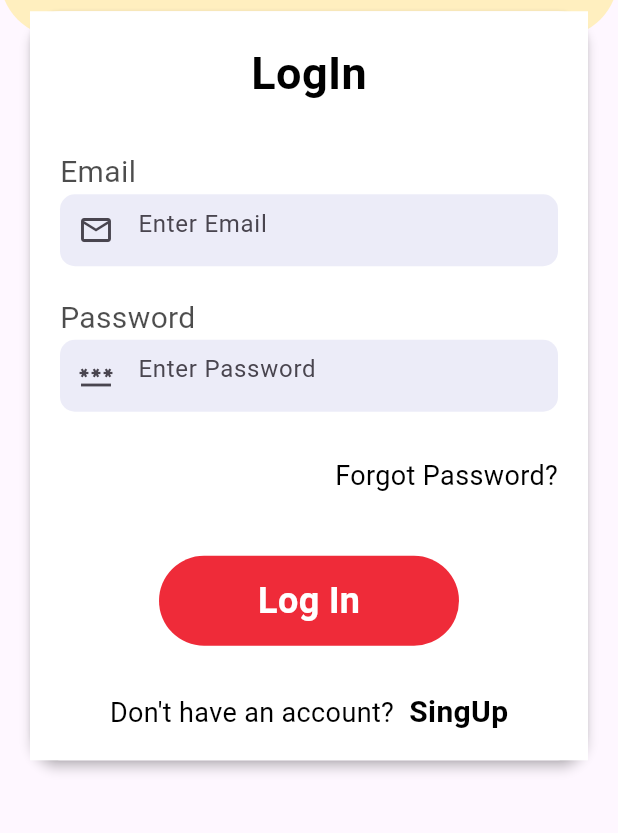
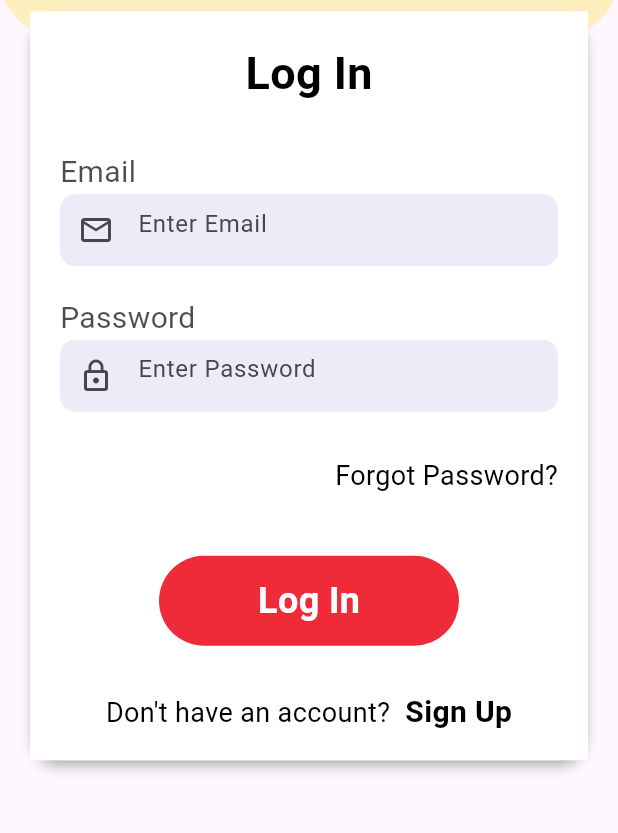
Before and after one commit to JainamO7/foodgo, a Flutter app: the screen it shows after launch, on a phone screen of 412 x 824 dp, the part 375-1208 px from its top. Run offline on Flutter 3.47's test engine with Material 3 defaults, Android fonts, the phone set to English and light mode, and no system bars; our stand-ins replace cloud_firestore, curved_navigation_bar, firebase_auth, firebase_core, random_string, shared_preferences; accounts and stored records are empty.

Commit message:
Refactor home page to use correct image variable; update bottom navigation to display pages; add snackbar message utility function

```diff
--- a/lib/main.dart
+++ b/lib/main.dart
@@ -1,7 +1,6 @@
 import 'package:firebase_core/firebase_core.dart';
 import 'package:flutter/material.dart';
 import 'package:foodgo/firebase_options.dart';
-import 'package:foodgo/pages/bottomNav.dart';
 import 'package:foodgo/pages/login.dart';
 
 void main() async {
--- a/lib/pages/bottomNav.dart
+++ b/lib/pages/bottomNav.dart
@@ -35,6 +35,7 @@ class _BottomnavState extends State<Bottomnav> {
   @override
   Widget build(BuildContext context) {
     return Scaffold(
+      body:pages[currentTableIndex],
       bottomNavigationBar: CurvedNavigationBar(
         items: [Icon(Icons.home,color: Colors.white,size: 30,),Icon(Icons.shopping_bag,color: Colors.white,size: 30,),Icon(Icons.wallet,color: Colors.white,size: 30,),Icon(Icons.person,color: Colors.white,size: 30,),],
         height: 70,
--- a/lib/pages/home.dart
+++ b/lib/pages/home.dart
@@ -231,7 +231,7 @@ class _HomeState extends State<Home> {
       child: Column(
         crossAxisAlignment: CrossAxisAlignment.start,
         children: [
-          Image.asset(name, height: 150, width: 150, fit: BoxFit.contain),
+          Image.asset(image, height: 150, width: 150, fit: BoxFit.contain),
           Text(name, style: AppWidget.boldtextfeildStyle()),
           Text("\n$price", style: AppWidget.priceTextFeildStyle()),
           Spacer(),
--- a/lib/pages/login.dart
+++ b/lib/pages/login.dart
@@ -1,4 +1,7 @@
+import 'dart:developer';
+import 'package:firebase_auth/firebase_auth.dart';
 import 'package:flutter/material.dart';
+import 'package:foodgo/pages/bottomNav.dart';
 import 'package:foodgo/pages/singup.dart';
 import 'package:foodgo/service/Widget_supoort.dart';
 
@@ -10,18 +13,49 @@ class Login extends StatefulWidget {
 }
 
 class _LoginState extends State<Login> {
+  final mailController = TextEditingController();
+  final passwordController = TextEditingController();
+
+  userLogin() async {
+    if (mailController.text.isEmpty || passwordController.text.isEmpty) {
+      AppWidget.snackbarMsg(context, Colors.red, "All fields are required!");
+      return;
+    }
+
+    try {
+      await FirebaseAuth.instance.signInWithEmailAndPassword(
+        email: mailController.text.trim(),
+        password: passwordController.text,
+      );
+      Navigator.pushReplacement(
+        context,
+        MaterialPageRoute(builder: (context) => Bottomnav()),
+      );
+    } on FirebaseAuthException catch (e) {
+      log("Login Error: ${e.message}");
+      if (e.code == "user-not-found") {
+        AppWidget.snackbarMsg(context, Colors.red, "No user found with this email");
+      } else if (e.code == "wrong-password") {
+        AppWidget.snackbarMsg(context, Colors.red, "Incorrect password");
+      } else if (e.code == "invalid-email") {
+        AppWidget.snackbarMsg(context, Colors.red, "Invalid email format");
+      } else {
+        AppWidget.snackbarMsg(context, Colors.red, "Login failed. Try again.");
+      }
+    }
+  }
+
   @override
   Widget build(BuildContext context) {
     return Scaffold(
-      body: Container(
-        child: Stack(
+      body: Stack(
         children: [
+          // Top Section with Logo
           Container(
             height: MediaQuery.of(context).size.height / 3,
-              padding: EdgeInsets.only(top: 20.0),
-              width: MediaQuery.of(context).size.width,
-
-              decoration: BoxDecoration(
+            padding: const EdgeInsets.only(top: 20.0),
+            width: double.infinity,
+            decoration: const BoxDecoration(
               color: Color(0xffffefbf),
               borderRadius: BorderRadius.only(
                 bottomLeft: Radius.circular(40),
@@ -30,126 +64,113 @@ class _LoginState extends State<Login> {
             ),
             child: Column(
               children: [
-                  Image.asset(
-                    'images/pan.png',
-                    height: 180,
-                    width: 240,
-                    fit: BoxFit.fill,
-                  ),
-                  Image.asset(
-                    'images/logo.png',
-                    width: 150,
-                    height: 50,
-                    fit: BoxFit.cover,
-                  ),
+                Image.asset('images/pan.png', height: 180, width: 240, fit: BoxFit.fill),
+                Image.asset('images/logo.png', width: 150, height: 50, fit: BoxFit.cover),
               ],
             ),
           ),
+
+          // Login Form
           Container(
             margin: EdgeInsets.only(
               top: MediaQuery.of(context).size.height / 3.2,
               left: 20,
               right: 20,
             ),
-
             child: Material(
               elevation: 3,
               borderRadius: BorderRadius.circular(20),
               child: Container(
-                  padding: EdgeInsets.only(left: 20, right: 20),
-                  width: MediaQuery.of(context).size.width,
+                padding: const EdgeInsets.symmetric(horizontal: 20),
+                width: double.infinity,
                 height: MediaQuery.of(context).size.height / 1.65,
-                  decoration: BoxDecoration(color: Colors.white),
+                decoration: const BoxDecoration(color: Colors.white),
                 child: Column(
                   crossAxisAlignment: CrossAxisAlignment.start,
                   children: [
-                      SizedBox(height: 20),
-                      Center(
-                        child: Text(
-                          "LogIn",
-                          style: AppWidget.HeadlineTetFeildstyle(),
-                        ),
-                      ),
-                      SizedBox(height: 30),
+                    const SizedBox(height: 20),
+                    Center(child: Text("Log In", style: AppWidget.HeadlineTetFeildstyle())),
+                    const SizedBox(height: 30),
 
+                    // Email Field
                     Text("Email", style: AppWidget.SignupTextFeildStyle()),
                     Container(
                       decoration: BoxDecoration(
-                          color: Color(0xFFececf8),
+                        color: const Color(0xFFececf8),
                         borderRadius: BorderRadius.circular(10),
                       ),
                       child: TextField(
-                          decoration: InputDecoration(
+                        controller: mailController,
+                        decoration: const InputDecoration(
                           border: InputBorder.none,
                           hintText: "Enter Email",
                           prefixIcon: Icon(Icons.email_outlined),
                         ),
                       ),
                     ),
-                      SizedBox(height: 20),
+                    const SizedBox(height: 20),
+
+                    // Password Field
                     Text("Password", style: AppWidget.SignupTextFeildStyle()),
                     Container(
                       decoration: BoxDecoration(
-                          color: Color(0xFFececf8),
+                        color: const Color(0xFFececf8),
                         borderRadius: BorderRadius.circular(10),
                       ),
                       child: TextField(
-                          decoration: InputDecoration(
+                        controller: passwordController,
+                        obscureText: true, // Hides the password
+                        decoration: const InputDecoration(
                           border: InputBorder.none,
                           hintText: "Enter Password",
-                            prefixIcon: Icon(Icons.password_outlined),
+                          prefixIcon: Icon(Icons.lock_outline),
                         ),
                       ),
                     ),
-                      SizedBox(height: 30),
+                    const SizedBox(height: 30),
+
+                    // Forgot Password
                     Row(
                       mainAxisAlignment: MainAxisAlignment.end,
                       children: [
-                          Text(
-                            "Forgot Password?",
-                            style: AppWidget.sImpleTetFeildstyle(),
-                          ),
+                        Text("Forgot Password?", style: AppWidget.sImpleTetFeildstyle()),
                       ],
                     ),
-                      SizedBox(height: 40),
-                      Center(
+                    const SizedBox(height: 40),
+
+                    // Login Button
+                    GestureDetector(
+                      onTap: userLogin,
+                      child: Center(
                         child: Container(
                           width: 200,
                           height: 60,
                           decoration: BoxDecoration(
-                            color: Color(0xffef2b39),
+                            color: const Color(0xffef2b39),
                             borderRadius: BorderRadius.circular(30),
                           ),
                           child: Center(
-                            child: Text(
-                              "Log In",
-                              style: AppWidget.boldWhitetextFeildStyle(),
+                            child: Text("Log In", style: AppWidget.boldWhitetextFeildStyle()),
                           ),
                         ),
                       ),
                     ),
-                      SizedBox(height: 30),
+                    const SizedBox(height: 30),
+
+                    // Signup Redirect
                     Row(
                       mainAxisAlignment: MainAxisAlignment.center,
                       children: [
-                          Text(
-                            "Don't have an account?",
-                            style: AppWidget.sImpleTetFeildstyle(),
-                          ),
-                          SizedBox(width: 10),
+                        Text("Don't have an account?", style: AppWidget.sImpleTetFeildstyle()),
+                        const SizedBox(width: 10),
                         GestureDetector(
                           onTap: () {
                             Navigator.push(
                               context,
-                                MaterialPageRoute(
-                                  builder: (context) => Singup(),
-                                ),
+                              MaterialPageRoute(builder: (context) => const Singup()),
                             );
                           },
-                            child: Text(
-                              "SingUp",
-                              style: AppWidget.boldtextfeildStyle(),
-                            ),
+                          child: Text("Sign Up", style: AppWidget.boldtextfeildStyle()),
                         ),
                       ],
                     ),
@@ -160,7 +181,6 @@ class _LoginState extends State<Login> {
           ),
         ],
       ),
-      ),
     );
   }
 }
```
Also changed, not shown: lib/service/Widget_supoort.dart (+12 -0 lines). Lines whose indentation alone changed are shown as unchanged.
